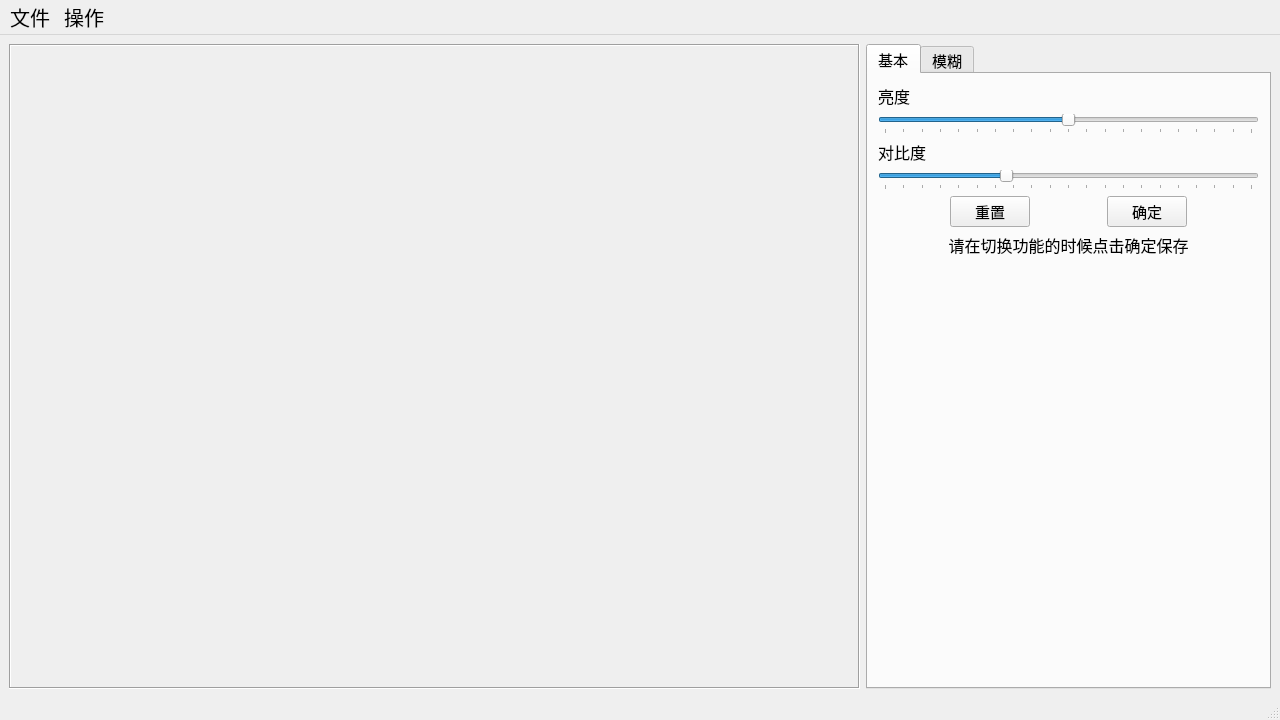
43hk/QuickEnhance, file mainwindow.ui: the form before one commit.
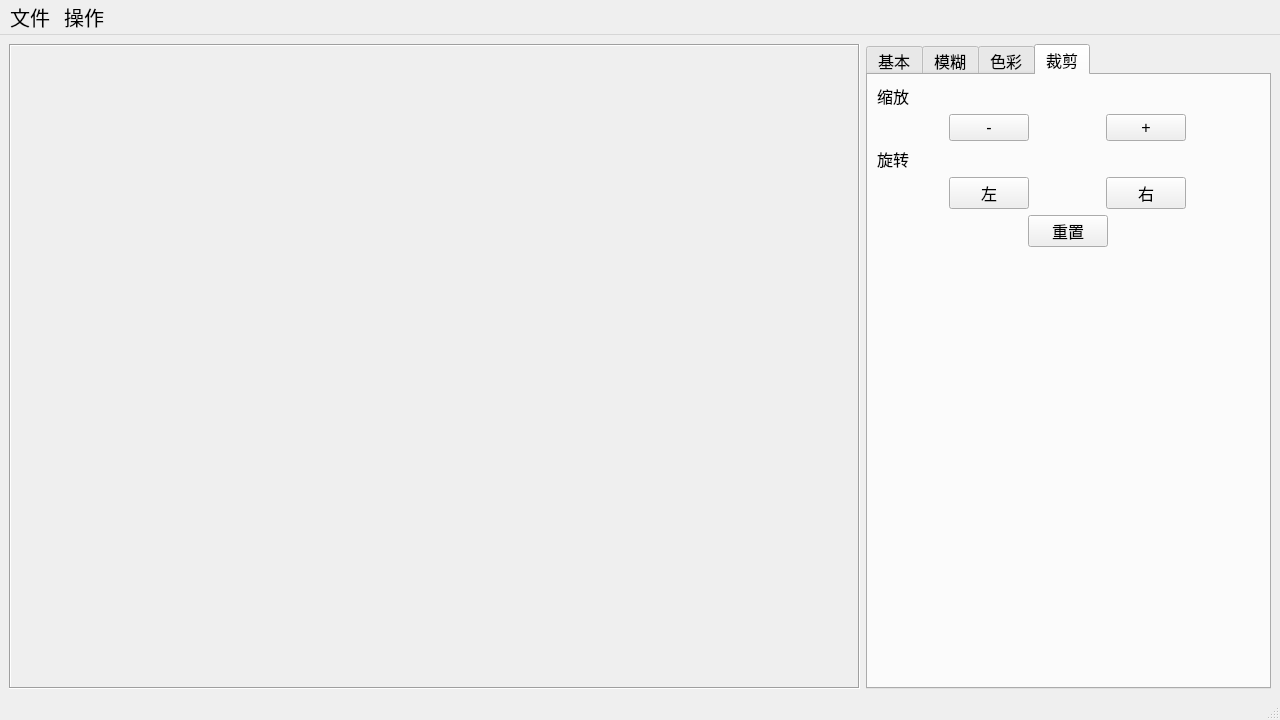
The form after the commit. The open tabs and pages were chosen to show the change.

```diff
--- a/mainwindow.ui
+++ b/mainwindow.ui
@@ -71,9 +71,12 @@
       </property>
       <property name="font">
        <font>
-        <pointsize>11</pointsize>
+        <pointsize>12</pointsize>
        </font>
       </property>
+      <property name="tabPosition">
+       <enum>QTabWidget::TabPosition::North</enum>
+      </property>
       <property name="currentIndex">
        <number>0</number>
       </property>
@@ -143,7 +146,7 @@
          <item>
           <widget class="QSlider" name="contrastSlider">
            <property name="maximum">
-            <number>100</number>
+            <number>99</number>
            </property>
            <property name="value">
             <number>33</number>
@@ -181,26 +184,6 @@
              </property>
             </widget>
            </item>
-           <item>
-            <spacer name="horizontalSpacer_5">
-             <property name="orientation">
-              <enum>Qt::Orientation::Horizontal</enum>
-             </property>
-             <property name="sizeHint" stdset="0">
-              <size>
-               <width>40</width>
-               <height>20</height>
-              </size>
-             </property>
-            </spacer>
-           </item>
-           <item>
-            <widget class="QPushButton" name="basicConfirmButton">
-             <property name="text">
-              <string>确定</string>
-             </property>
-            </widget>
-           </item>
            <item>
             <spacer name="horizontalSpacer_6">
              <property name="orientation">
@@ -216,21 +199,6 @@
            </item>
           </layout>
          </item>
-         <item>
-          <widget class="QLabel" name="label">
-           <property name="font">
-            <font>
-             <pointsize>12</pointsize>
-            </font>
-           </property>
-           <property name="text">
-            <string>请在切换功能的时候点击确定保存</string>
-           </property>
-           <property name="alignment">
-            <set>Qt::AlignmentFlag::AlignCenter</set>
-           </property>
-          </widget>
-         </item>
          <item>
           <spacer name="verticalSpacer">
            <property name="orientation">
@@ -422,6 +390,343 @@
         </layout>
        </widget>
       </widget>
+      <widget class="QWidget" name="color">
+       <attribute name="title">
+        <string>色彩</string>
+       </attribute>
+       <widget class="QWidget" name="verticalLayoutWidget_3">
+        <property name="geometry">
+         <rect>
+          <x>9</x>
+          <y>9</y>
+          <width>381</width>
+          <height>621</height>
+         </rect>
+        </property>
+        <layout class="QVBoxLayout" name="verticalLayout_2">
+         <item>
+          <widget class="QLabel" name="label_3">
+           <property name="text">
+            <string>色调</string>
+           </property>
+          </widget>
+         </item>
+         <item>
+          <widget class="QSlider" name="HSlider">
+           <property name="minimum">
+            <number>-89</number>
+           </property>
+           <property name="maximum">
+            <number>89</number>
+           </property>
+           <property name="value">
+            <number>0</number>
+           </property>
+           <property name="orientation">
+            <enum>Qt::Orientation::Horizontal</enum>
+           </property>
+           <property name="tickPosition">
+            <enum>QSlider::TickPosition::TicksBelow</enum>
+           </property>
+           <property name="tickInterval">
+            <number>5</number>
+           </property>
+          </widget>
+         </item>
+         <item>
+          <widget class="QLabel" name="label_4">
+           <property name="text">
+            <string>饱和度</string>
+           </property>
+          </widget>
+         </item>
+         <item>
+          <widget class="QSlider" name="SSlider">
+           <property name="value">
+            <number>33</number>
+           </property>
+           <property name="orientation">
+            <enum>Qt::Orientation::Horizontal</enum>
+           </property>
+           <property name="tickPosition">
+            <enum>QSlider::TickPosition::TicksBelow</enum>
+           </property>
+           <property name="tickInterval">
+            <number>5</number>
+           </property>
+          </widget>
+         </item>
+         <item>
+          <widget class="QLabel" name="label_5">
+           <property name="text">
+            <string>亮度</string>
+           </property>
+          </widget>
+         </item>
+         <item>
+          <widget class="QSlider" name="VSlider">
+           <property name="value">
+            <number>33</number>
+           </property>
+           <property name="orientation">
+            <enum>Qt::Orientation::Horizontal</enum>
+           </property>
+           <property name="tickPosition">
+            <enum>QSlider::TickPosition::TicksBelow</enum>
+           </property>
+           <property name="tickInterval">
+            <number>5</number>
+           </property>
+          </widget>
+         </item>
+         <item>
+          <layout class="QHBoxLayout" name="horizontalLayout">
+           <item>
+            <spacer name="horizontalSpacer_7">
+             <property name="orientation">
+              <enum>Qt::Orientation::Horizontal</enum>
+             </property>
+             <property name="sizeHint" stdset="0">
+              <size>
+               <width>40</width>
+               <height>20</height>
+              </size>
+             </property>
+            </spacer>
+           </item>
+           <item>
+            <widget class="QPushButton" name="colorResetButton">
+             <property name="text">
+              <string>重置</string>
+             </property>
+            </widget>
+           </item>
+           <item>
+            <spacer name="horizontalSpacer_9">
+             <property name="orientation">
+              <enum>Qt::Orientation::Horizontal</enum>
+             </property>
+             <property name="sizeHint" stdset="0">
+              <size>
+               <width>40</width>
+               <height>20</height>
+              </size>
+             </property>
+            </spacer>
+           </item>
+          </layout>
+         </item>
+         <item>
+          <spacer name="verticalSpacer_3">
+           <property name="orientation">
+            <enum>Qt::Orientation::Vertical</enum>
+           </property>
+           <property name="sizeHint" stdset="0">
+            <size>
+             <width>20</width>
+             <height>40</height>
+            </size>
+           </property>
+          </spacer>
+         </item>
+        </layout>
+       </widget>
+      </widget>
+      <widget class="QWidget" name="cut">
+       <attribute name="title">
+        <string>裁剪</string>
+       </attribute>
+       <widget class="QWidget" name="verticalLayoutWidget_4">
+        <property name="geometry">
+         <rect>
+          <x>9</x>
+          <y>9</y>
+          <width>381</width>
+          <height>621</height>
+         </rect>
+        </property>
+        <layout class="QVBoxLayout" name="verticalLayout_3">
+         <item>
+          <widget class="QLabel" name="label_6">
+           <property name="text">
+            <string>缩放</string>
+           </property>
+          </widget>
+         </item>
+         <item>
+          <layout class="QHBoxLayout" name="horizontalLayout_2">
+           <item>
+            <spacer name="horizontalSpacer_8">
+             <property name="orientation">
+              <enum>Qt::Orientation::Horizontal</enum>
+             </property>
+             <property name="sizeHint" stdset="0">
+              <size>
+               <width>40</width>
+               <height>20</height>
+              </size>
+             </property>
+            </spacer>
+           </item>
+           <item>
+            <widget class="QPushButton" name="minusButton">
+             <property name="text">
+              <string>-</string>
+             </property>
+            </widget>
+           </item>
+           <item>
+            <spacer name="horizontalSpacer_11">
+             <property name="orientation">
+              <enum>Qt::Orientation::Horizontal</enum>
+             </property>
+             <property name="sizeHint" stdset="0">
+              <size>
+               <width>40</width>
+               <height>20</height>
+              </size>
+             </property>
+            </spacer>
+           </item>
+           <item>
+            <widget class="QPushButton" name="plusButton">
+             <property name="text">
+              <string>+</string>
+             </property>
+            </widget>
+           </item>
+           <item>
+            <spacer name="horizontalSpacer_10">
+             <property name="orientation">
+              <enum>Qt::Orientation::Horizontal</enum>
+             </property>
+             <property name="sizeHint" stdset="0">
+              <size>
+               <width>40</width>
+               <height>20</height>
+              </size>
+             </property>
+            </spacer>
+           </item>
+          </layout>
+         </item>
+         <item>
+          <widget class="QLabel" name="label_7">
+           <property name="text">
+            <string>旋转</string>
+           </property>
+          </widget>
+         </item>
+         <item>
+          <layout class="QHBoxLayout" name="horizontalLayout_5">
+           <item>
+            <spacer name="horizontalSpacer_12">
+             <property name="orientation">
+              <enum>Qt::Orientation::Horizontal</enum>
+             </property>
+             <property name="sizeHint" stdset="0">
+              <size>
+               <width>40</width>
+               <height>20</height>
+              </size>
+             </property>
+            </spacer>
+           </item>
+           <item>
+            <widget class="QPushButton" name="leftRotButton">
+             <property name="text">
+              <string>左</string>
+             </property>
+            </widget>
+           </item>
+           <item>
+            <spacer name="horizontalSpacer_14">
+             <property name="orientation">
+              <enum>Qt::Orientation::Horizontal</enum>
+             </property>
+             <property name="sizeHint" stdset="0">
+              <size>
+               <width>40</width>
+               <height>20</height>
+              </size>
+             </property>
+            </spacer>
+           </item>
+           <item>
+            <widget class="QPushButton" name="rightRotButton">
+             <property name="text">
+              <string>右</string>
+             </property>
+            </widget>
+           </item>
+           <item>
+            <spacer name="horizontalSpacer_13">
+             <property name="orientation">
+              <enum>Qt::Orientation::Horizontal</enum>
+             </property>
+             <property name="sizeHint" stdset="0">
+              <size>
+               <width>40</width>
+               <height>20</height>
+              </size>
+             </property>
+            </spacer>
+           </item>
+          </layout>
+         </item>
+         <item>
+          <layout class="QHBoxLayout" name="horizontalLayout_6">
+           <item>
+            <spacer name="horizontalSpacer_3">
+             <property name="orientation">
+              <enum>Qt::Orientation::Horizontal</enum>
+             </property>
+             <property name="sizeHint" stdset="0">
+              <size>
+               <width>40</width>
+               <height>20</height>
+              </size>
+             </property>
+            </spacer>
+           </item>
+           <item>
+            <widget class="QPushButton" name="transformerResetButton">
+             <property name="text">
+              <string>重置</string>
+             </property>
+            </widget>
+           </item>
+           <item>
+            <spacer name="horizontalSpacer_5">
+             <property name="orientation">
+              <enum>Qt::Orientation::Horizontal</enum>
+             </property>
+             <property name="sizeHint" stdset="0">
+              <size>
+               <width>40</width>
+               <height>20</height>
+              </size>
+             </property>
+            </spacer>
+           </item>
+          </layout>
+         </item>
+         <item>
+          <spacer name="verticalSpacer_4">
+           <property name="orientation">
+            <enum>Qt::Orientation::Vertical</enum>
+           </property>
+           <property name="sizeHint" stdset="0">
+            <size>
+             <width>20</width>
+             <height>40</height>
+            </size>
+           </property>
+          </spacer>
+         </item>
+        </layout>
+       </widget>
+      </widget>
      </widget>
     </item>
    </layout>
```
Left out of the diff: 37 changed lines with no effect on the pictures.
